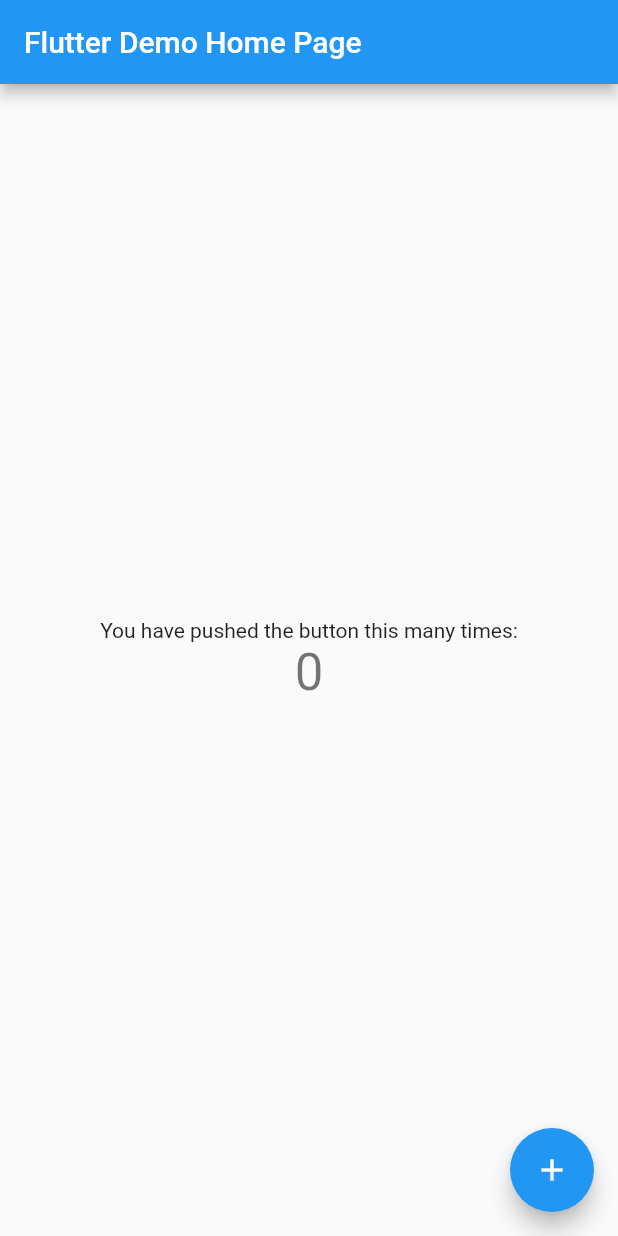
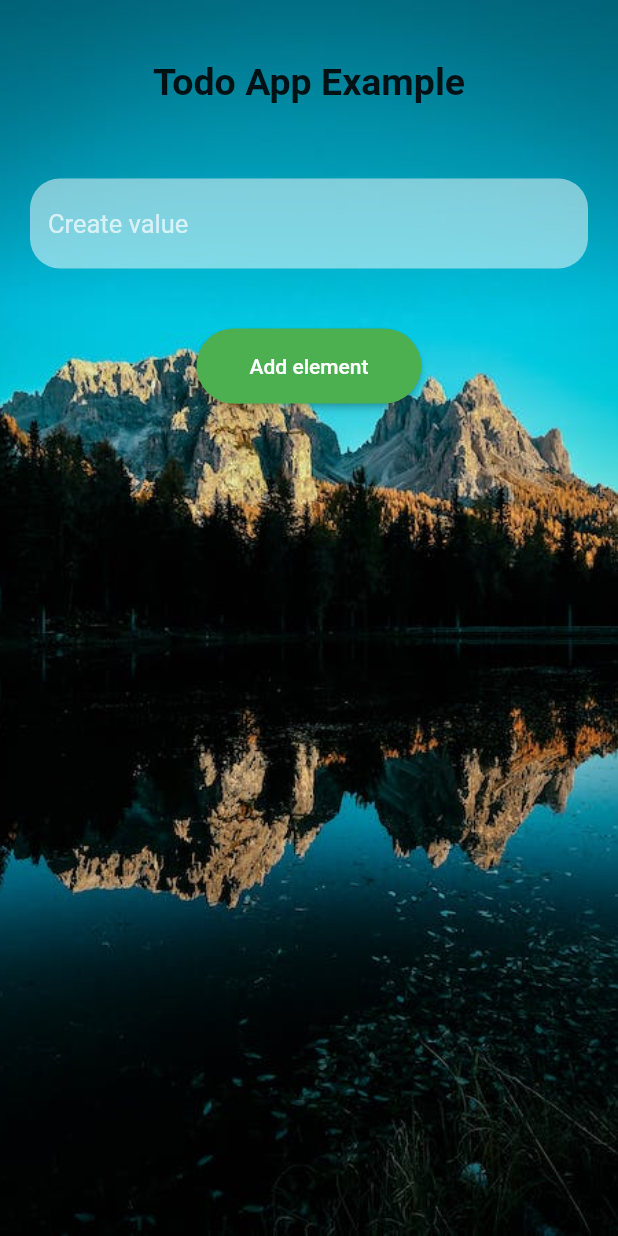
Before and after one commit to muhriddinbek-off/hive_package_database, a Flutter app: the screen it shows after launch, on a phone screen of 412 x 824 dp. Run offline on Flutter 3.47's test engine with Material 2 defaults, Android fonts, the phone set to English and light mode, and no system bars; our stand-ins replace hive_flutter; accounts and stored records are empty.

Commit message:
first example

```diff
--- a/lib/main.dart
+++ b/lib/main.dart
@@ -1,115 +1,24 @@
 import 'package:flutter/material.dart';
+import 'package:hive_flutter/adapters.dart';
+import 'package:hive_package_database/ui/first_example.dart';
+import 'package:path_provider/path_provider.dart';
 
-void main() {
+void main() async {
+  WidgetsFlutterBinding.ensureInitialized();
+  final addDocumentDirectory = await getApplicationDocumentsDirectory();
+  Hive.init(addDocumentDirectory.path);
+  await Hive.openBox('myBox');
   runApp(const MyApp());
 }
 
 class MyApp extends StatelessWidget {
   const MyApp({super.key});
 
-  // This widget is the root of your application.
   @override
   Widget build(BuildContext context) {
-    return MaterialApp(
-      title: 'Flutter Demo',
-      theme: ThemeData(
-        // This is the theme of your application.
-        //
-        // Try running your application with "flutter run". You'll see the
-        // application has a blue toolbar. Then, without quitting the app, try
-        // changing the primarySwatch below to Colors.green and then invoke
-        // "hot reload" (press "r" in the console where you ran "flutter run",
-        // or simply save your changes to "hot reload" in a Flutter IDE).
-        // Notice that the counter didn't reset back to zero; the application
-        // is not restarted.
-        primarySwatch: Colors.blue,
-      ),
-      home: const MyHomePage(title: 'Flutter Demo Home Page'),
+    return const MaterialApp(
+      debugShowCheckedModeBanner: false,
+      home: FirstExamplePage(),
     );
   }
 }
-
-class MyHomePage extends StatefulWidget {
-  const MyHomePage({super.key, required this.title});
-
-  // This widget is the home page of your application. It is stateful, meaning
-  // that it has a State object (defined below) that contains fields that affect
-  // how it looks.
-
-  // This class is the configuration for the state. It holds the values (in this
-  // case the title) provided by the parent (in this case the App widget) and
-  // used by the build method of the State. Fields in a Widget subclass are
-  // always marked "final".
-
-  final String title;
-
-  @override
-  State<MyHomePage> createState() => _MyHomePageState();
-}
-
-class _MyHomePageState extends State<MyHomePage> {
-  int _counter = 0;
-
-  void _incrementCounter() {
-    setState(() {
-      // This call to setState tells the Flutter framework that something has
-      // changed in this State, which causes it to rerun the build method below
-      // so that the display can reflect the updated values. If we changed
-      // _counter without calling setState(), then the build method would not be
-      // called again, and so nothing would appear to happen.
-      _counter++;
-    });
-  }
-
-  @override
-  Widget build(BuildContext context) {
-    // This method is rerun every time setState is called, for instance as done
-    // by the _incrementCounter method above.
-    //
-    // The Flutter framework has been optimized to make rerunning build methods
-    // fast, so that you can just rebuild anything that needs updating rather
-    // than having to individually change instances of widgets.
-    return Scaffold(
-      appBar: AppBar(
-        // Here we take the value from the MyHomePage object that was created by
-        // the App.build method, and use it to set our appbar title.
-        title: Text(widget.title),
-      ),
-      body: Center(
-        // Center is a layout widget. It takes a single child and positions it
-        // in the middle of the parent.
-        child: Column(
-          // Column is also a layout widget. It takes a list of children and
-          // arranges them vertically. By default, it sizes itself to fit its
-          // children horizontally, and tries to be as tall as its parent.
-          //
-          // Invoke "debug painting" (press "p" in the console, choose the
-          // "Toggle Debug Paint" action from the Flutter Inspector in Android
-          // Studio, or the "Toggle Debug Paint" command in Visual Studio Code)
-          // to see the wireframe for each widget.
-          //
-          // Column has various properties to control how it sizes itself and
-          // how it positions its children. Here we use mainAxisAlignment to
-          // center the children vertically; the main axis here is the vertical
-          // axis because Columns are vertical (the cross axis would be
-          // horizontal).
-          mainAxisAlignment: MainAxisAlignment.center,
-          children: <Widget>[
-            const Text(
-              'You have pushed the button this many times:',
-            ),
-            Text(
-              '$_counter',
-              style: Theme.of(context).textTheme.headlineMedium,
-            ),
-          ],
-        ),
-      ),
-      floatingActionButton: FloatingActionButton(
-        onPressed: _incrementCounter,
-        tooltip: 'Increment',
-        child: const Icon(Icons.add),
-      ), // This trailing comma makes auto-formatting nicer for build methods.
-    );
-  }
-}
--- /dev/null
+++ b/lib/ui/first_example.dart
@@ -0,0 +1,135 @@
+import 'package:flutter/material.dart';
+import 'package:hive_flutter/adapters.dart';
+
+class FirstExamplePage extends StatefulWidget {
+  const FirstExamplePage({super.key});
+
+  @override
+  State<FirstExamplePage> createState() => _FirstExamplePageState();
+}
+
+class _FirstExamplePageState extends State<FirstExamplePage> {
+  TextEditingController nameController = TextEditingController();
+  TextEditingController changeController = TextEditingController();
+  var textBox = Hive.box('myBox');
+
+  @override
+  Widget build(BuildContext context) {
+    return Scaffold(
+      body: Container(
+        height: MediaQuery.of(context).size.height,
+        width: MediaQuery.of(context).size.width,
+        decoration: const BoxDecoration(
+          image: DecorationImage(image: AssetImage('assets/img.jpeg'), fit: BoxFit.cover),
+        ),
+        child: Column(
+          children: [
+            const SizedBox(height: 40),
+            const Text(
+              'Todo App Example',
+              style: TextStyle(fontSize: 25, color: Colors.black87, fontWeight: FontWeight.w700),
+            ),
+            Padding(
+              padding: const EdgeInsets.only(right: 20.0, top: 50, left: 20, bottom: 10),
+              child: TextField(
+                style: const TextStyle(fontSize: 17, color: Colors.black),
+                controller: nameController,
+                decoration: InputDecoration(
+                  hintText: 'Create value',
+                  hintStyle: const TextStyle(color: Colors.white70),
+                  filled: true,
+                  fillColor: Colors.white.withOpacity(0.5),
+                  border: OutlineInputBorder(
+                    borderRadius: BorderRadius.circular(20),
+                    borderSide: BorderSide.none,
+                  ),
+                ),
+              ),
+            ),
+            const SizedBox(height: 30),
+            ElevatedButton(
+                style: ButtonStyle(
+                  shape: MaterialStatePropertyAll(RoundedRectangleBorder(borderRadius: BorderRadius.circular(50))),
+                  minimumSize: const MaterialStatePropertyAll(Size(150, 50)),
+                  backgroundColor: const MaterialStatePropertyAll(Colors.green),
+                ),
+                onPressed: () {
+                  setState(() {
+                    if (nameController.text != '') {
+                      textBox.add(nameController.text);
+                    }
+                    nameController.text = '';
+                  });
+                },
+                child: const Text('Add element')),
+            const SizedBox(height: 30),
+            Expanded(
+                child: Padding(
+              padding: const EdgeInsets.all(10.0),
+              child: ListView.builder(
+                  physics: const BouncingScrollPhysics(),
+                  itemCount: textBox.values.length,
+                  itemBuilder: (context, index) {
+                    return Padding(
+                      padding: const EdgeInsets.all(8.0),
+                      child: Card(
+                        shape: RoundedRectangleBorder(borderRadius: BorderRadius.circular(15)),
+                        elevation: 15,
+                        child: ListTile(
+                          contentPadding: const EdgeInsets.symmetric(vertical: 15, horizontal: 15),
+                          iconColor: Colors.green,
+                          onLongPress: () {
+                            setState(() {});
+                            changeController.text = textBox.values.toList()[index];
+                            showDialog(
+                                context: context,
+                                builder: (context) {
+                                  return AlertDialog(
+                                    title: const Text('Changate'),
+                                    content: TextField(
+                                      maxLines: 5,
+                                      controller: changeController,
+                                      decoration: const InputDecoration(
+                                        border: OutlineInputBorder(),
+                                      ),
+                                    ),
+                                    actions: [
+                                      TextButton(
+                                          onPressed: () {
+                                            Navigator.pop(context);
+                                          },
+                                          child: const Text('Cansel')),
+                                      TextButton(
+                                          onPressed: () {
+                                            setState(() {
+                                              textBox.putAt(index, changeController.text);
+                                              Navigator.pop(context);
+                                            });
+                                          },
+                                          child: const Text('Yes')),
+                                    ],
+                                  );
+                                });
+                          },
+                          leading: CircleAvatar(
+                            child: Text('${index + 1}'),
+                          ),
+                          title: Text(textBox.values.toList()[index]),
+                          trailing: IconButton(
+                              onPressed: () {
+                                setState(() {
+                                  textBox.deleteAt(index);
+                                });
+                              },
+                              icon: const Icon(Icons.remove_circle_outline)),
+                        ),
+                      ),
+                    );
+                  }),
+            ))
+          ],
+        ),
+      ),
+    );
+  }
+}
```
Also changed, not shown: pubspec.yaml (+7 -3 lines), assets/img.jpeg (added), pubspec.lock, 1 other file.
